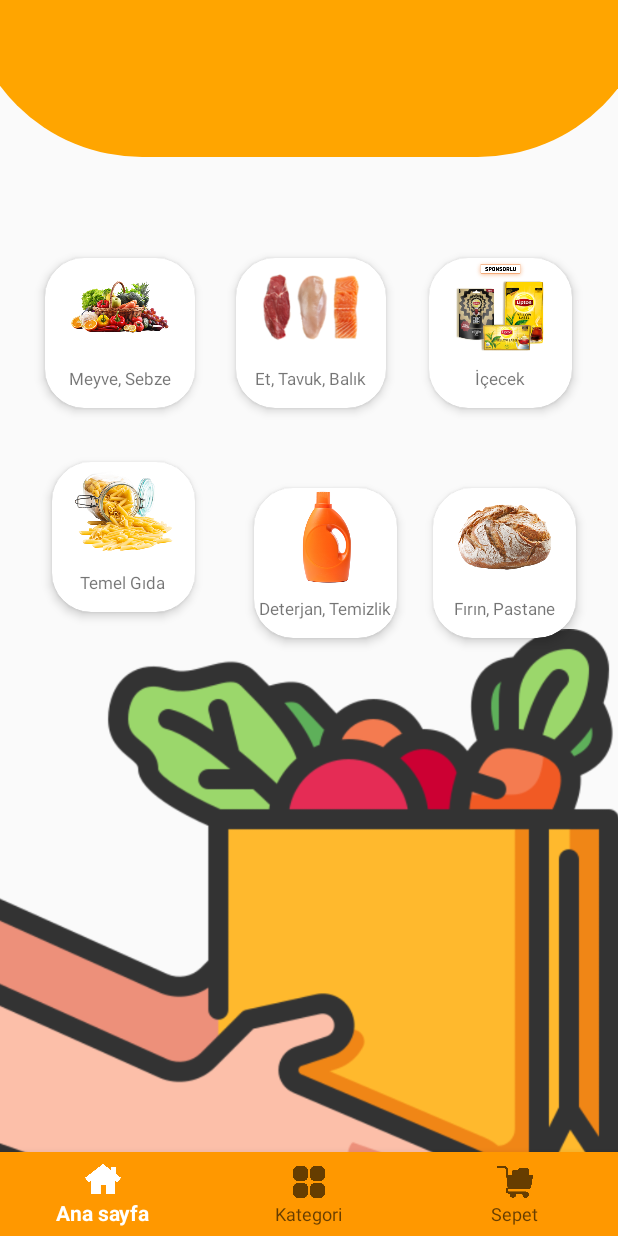
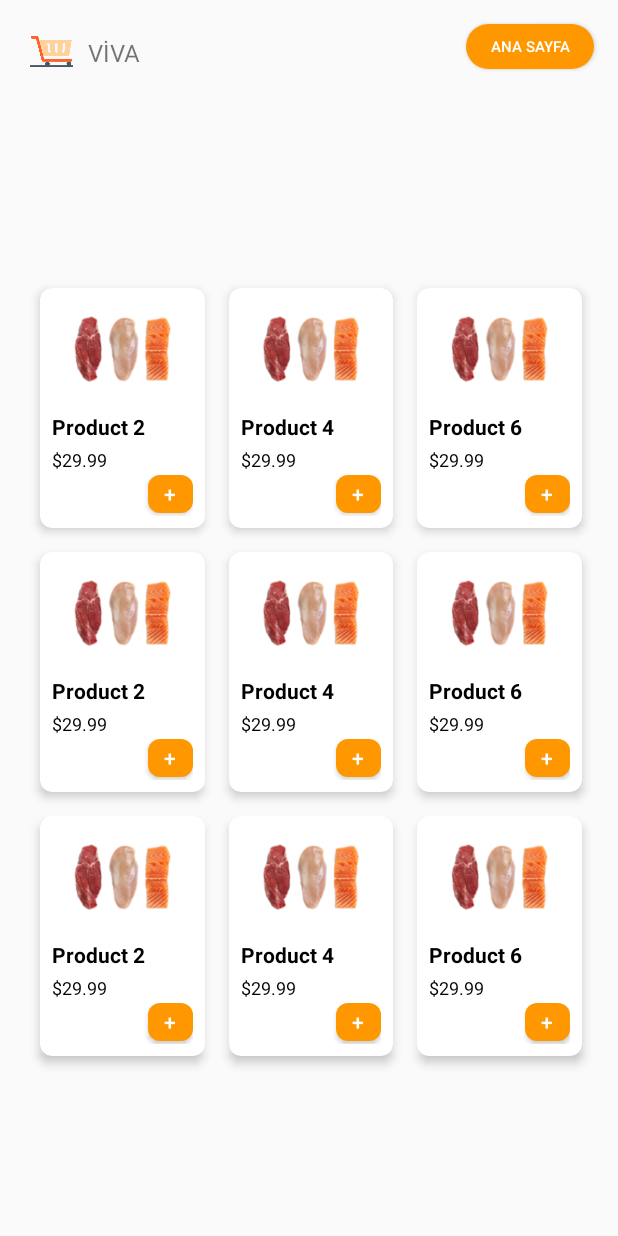
Before and after one commit to EmrhnOZCN/vivaapp-mobile, an Android app: the CategoryFragment screen opened through its navigation route, after a tap on "Et, Tavuk, Balık", on a phone screen of 412 x 824 dp. Run offline under Robolectric (Android 15) with nearby library versions, the phone set to English and light mode, and no system bars; our stand-ins replace navigation-ui.

Commit message:
The products page has been edited. Products appear according to which category is clicked. Package names have been adjusted again.

```diff
--- a/app/src/main/java/com/example/vivaapp_mobile/ui/cart/CartItem.java
+++ b/app/src/main/java/com/example/vivaapp_mobile/model/CartItem.java
@@ -1,4 +1,4 @@
-package com.example.vivaapp_mobile.ui.cart;
+package com.example.vivaapp_mobile.model;
 
 public class CartItem {
     private String name;
--- /dev/null
+++ b/app/src/main/java/com/example/vivaapp_mobile/model/ChatBot.java
@@ -0,0 +1,4 @@
+package com.example.vivaapp_mobile.model;
+
+public class ChatBot {
+}
--- a/app/src/main/java/com/example/vivaapp_mobile/ui/product/Product.java
+++ b/app/src/main/java/com/example/vivaapp_mobile/model/Product.java
@@ -1,4 +1,4 @@
-package com.example.vivaapp_mobile.ui.product;
+package com.example.vivaapp_mobile.model;
 
 public class Product {
     private int imageResource;
--- /dev/null
+++ b/app/src/main/java/com/example/vivaapp_mobile/model/User.java
@@ -0,0 +1,4 @@
+package com.example.vivaapp_mobile.model;
+
+public class User {
+}
--- a/app/src/main/java/com/example/vivaapp_mobile/ui/cart/CartItemAdapter.java
+++ b/app/src/main/java/com/example/vivaapp_mobile/ui/cart/CartItemAdapter.java
@@ -17,6 +17,7 @@ import androidx.annotation.NonNull;
 import androidx.recyclerview.widget.RecyclerView;
 
 import com.example.vivaapp_mobile.R;
+import com.example.vivaapp_mobile.model.CartItem;
 
 import java.util.HashSet;
 import java.util.List;
--- a/app/src/main/java/com/example/vivaapp_mobile/ui/category/DashboardFragment.java
+++ b/app/src/main/java/com/example/vivaapp_mobile/ui/category/CategoryFragment.java
@@ -1,5 +1,6 @@
 package com.example.vivaapp_mobile.ui.category;
 
+import android.content.Intent;
 import android.os.Bundle;
 import android.util.Log;
 import android.view.LayoutInflater;
@@ -11,39 +12,47 @@ import androidx.fragment.app.Fragment;
 import androidx.lifecycle.ViewModelProvider;
 
 import com.example.vivaapp_mobile.databinding.FragmentCategoryBinding;
+import com.example.vivaapp_mobile.ui.product.ProductActivity;
 
-public class DashboardFragment extends Fragment {
+public class CategoryFragment extends Fragment {
 
     private FragmentCategoryBinding binding;
 
     public View onCreateView(@NonNull LayoutInflater inflater,
                              ViewGroup container, Bundle savedInstanceState) {
-        DashboardViewModel dashboardViewModel =
-                new ViewModelProvider(this).get(DashboardViewModel.class);
+        CategoryViewModel dashboardViewModel =
+                new ViewModelProvider(this).get(CategoryViewModel.class);
 
         binding = FragmentCategoryBinding.inflate(inflater, container, false);
         View root = binding.getRoot();
 
-        // CardView'lara onClickListener'ları ekleme
+        // Set onClickListener for category1
         binding.category1.setOnClickListener(new View.OnClickListener() {
             @Override
             public void onClick(View v) {
-                // Konsola bastırılacak ID
                 Log.d("DashboardFragment", "Clicked on category1");
+                openProductActivity("category1");
             }
         });
 
+        // Set onClickListener for category2
         binding.category2.setOnClickListener(new View.OnClickListener() {
             @Override
             public void onClick(View v) {
-                // Konsola bastırılacak ID
                 Log.d("DashboardFragment", "Clicked on category2");
+                openProductActivity("category2");
             }
         });
 
-        // Diğer CardView'lara da aynı şekilde onClickListener ekleyebilirsiniz.
+        // Add similar onClickListeners for other categories
 
         return root;
+    }
+
+    private void openProductActivity(String category) {
+        Intent intent = new Intent(getActivity(), ProductActivity.class);
+        intent.putExtra("CATEGORY", category);
+        startActivity(intent);
     }
 
     @Override
--- a/app/src/main/java/com/example/vivaapp_mobile/ui/cart/NotificationsViewModel.java
+++ b/app/src/main/java/com/example/vivaapp_mobile/ui/category/CategoryViewModel.java
@@ -1,16 +1,16 @@
-package com.example.vivaapp_mobile.ui.cart;
+package com.example.vivaapp_mobile.ui.category;
 
 import androidx.lifecycle.LiveData;
 import androidx.lifecycle.MutableLiveData;
 import androidx.lifecycle.ViewModel;
 
-public class NotificationsViewModel extends ViewModel {
+public class CategoryViewModel extends ViewModel {
 
     private final MutableLiveData<String> mText;
 
-    public NotificationsViewModel() {
+    public CategoryViewModel() {
         mText = new MutableLiveData<>();
-        mText.setValue("This is notifications fragment");
+        mText.setValue("This is dashboard fragment");
     }
 
     public LiveData<String> getText() {
--- a/app/src/main/java/com/example/vivaapp_mobile/ui/category/DashboardViewModel.java
+++ /dev/null
@@ -1,19 +0,0 @@
-package com.example.vivaapp_mobile.ui.category;
-
-import androidx.lifecycle.LiveData;
-import androidx.lifecycle.MutableLiveData;
-import androidx.lifecycle.ViewModel;
-
-public class DashboardViewModel extends ViewModel {
-
-    private final MutableLiveData<String> mText;
-
-    public DashboardViewModel() {
-        mText = new MutableLiveData<>();
-        mText.setValue("This is dashboard fragment");
-    }
-
-    public LiveData<String> getText() {
-        return mText;
-    }
-}
--- a/app/src/main/java/com/example/vivaapp_mobile/ui/home/HomeFragment.java
+++ b/app/src/main/java/com/example/vivaapp_mobile/ui/home/HomeFragment.java
@@ -18,7 +18,7 @@ import com.example.vivaapp_mobile.ui.login.LoginActivity;
 
 import com.example.vivaapp_mobile.databinding.FragmentHomeBinding;
 import com.example.vivaapp_mobile.ui.chatbot.ChatbotActivity;
-import com.example.vivaapp_mobile.ui.product.Product;
+import com.example.vivaapp_mobile.model.Product;
 import com.example.vivaapp_mobile.ui.product.ProductAdapter;
 
 import java.util.ArrayList;
--- a/app/src/main/java/com/example/vivaapp_mobile/ui/product/ProductActivity.java
+++ b/app/src/main/java/com/example/vivaapp_mobile/ui/product/ProductActivity.java
@@ -1,15 +1,20 @@
 package com.example.vivaapp_mobile.ui.product;
 
+import android.content.Intent;
 import android.os.Bundle;
 
-import androidx.activity.EdgeToEdge;
 import androidx.appcompat.app.AppCompatActivity;
-import androidx.core.graphics.Insets;
-import androidx.core.view.ViewCompat;
-import androidx.core.view.WindowInsetsCompat;
+import androidx.recyclerview.widget.GridLayoutManager;
+import androidx.recyclerview.widget.RecyclerView;
 
+import com.example.vivaapp_mobile.MainActivity;
 import com.example.vivaapp_mobile.R;
 import com.example.vivaapp_mobile.databinding.ActivityProductBinding;
+import com.example.vivaapp_mobile.model.Product;
+import com.example.vivaapp_mobile.ui.chatbot.ChatbotActivity;
+
+import java.util.ArrayList;
+import java.util.List;
 
 public class ProductActivity extends AppCompatActivity {
 
@@ -19,12 +24,56 @@ public class ProductActivity extends AppCompatActivity {
         ActivityProductBinding binding = ActivityProductBinding.inflate(getLayoutInflater());
         setContentView(binding.getRoot());
 
-        EdgeToEdge.enable(this);
+        // Get the selected category from the intent
+        String category = getIntent().getStringExtra("CATEGORY");
 
-        ViewCompat.setOnApplyWindowInsetsListener(binding.main, (v, insets) -> {
-            Insets systemBars = insets.getInsets(WindowInsetsCompat.Type.systemBars());
-            v.setPadding(systemBars.left, systemBars.top, systemBars.right, systemBars.bottom);
-            return insets;
+        // Enable edge-to-edge (if applicable)
+        // EdgeToEdge.enable(this);
+
+        RecyclerView recyclerView = binding.recyclerView;
+        recyclerView.setLayoutManager(new GridLayoutManager(this, 3));
+
+        // Load products based on the selected category
+        List<Product> productList = getProductsByCategory(category);
+
+        ProductAdapter adapter = new ProductAdapter(this, productList);
+        recyclerView.setAdapter(adapter);
+
+
+        binding.anasayfaDon.setOnClickListener(view -> {
+            Intent intent = new Intent(ProductActivity.this, MainActivity.class);
+            startActivity(intent);
         });
     }
+
+    private List<Product> getProductsByCategory(String category) {
+        List<Product> productList = new ArrayList<>();
+
+        // Example data - replace with real product fetching logic
+        if ("category1".equals(category)) {
+            productList.add(new Product(R.drawable.fo, "Product 1", 19.99));
+            productList.add(new Product(R.drawable.fo, "Product 3", 19.99));
+            productList.add(new Product(R.drawable.fo, "Product 5", 19.99));
+        } else if ("category2".equals(category)) {
+            productList.add(new Product(R.drawable.ettavuk, "Product 2", 29.99));
+            productList.add(new Product(R.drawable.ettavuk, "Product 4", 29.99));
+            productList.add(new Product(R.drawable.ettavuk, "Product 6", 29.99));
+            productList.add(new Product(R.drawable.ettavuk, "Product 2", 29.99));
+            productList.add(new Product(R.drawable.ettavuk, "Product 4", 29.99));
+            productList.add(new Product(R.drawable.ettavuk, "Product 6", 29.99));
+            productList.add(new Product(R.drawable.ettavuk, "Product 2", 29.99));
+            productList.add(new Product(R.drawable.ettavuk, "Product 4", 29.99));
+            productList.add(new Product(R.drawable.ettavuk, "Product 6", 29.99));
+            productList.add(new Product(R.drawable.ettavuk, "Product 2", 29.99));
+            productList.add(new Product(R.drawable.ettavuk, "Product 4", 29.99));
+            productList.add(new Product(R.drawable.ettavuk, "Product 6", 29.99));
+            productList.add(new Product(R.drawable.ettavuk, "Product 2", 29.99));
+            productList.add(new Product(R.drawable.ettavuk, "Product 4", 29.99));
+            productList.add(new Product(R.drawable.ettavuk, "Product 6", 29.99));
+        }
+
+        // Add more categories as needed
+
+        return productList;
+    }
 }
--- a/app/src/main/java/com/example/vivaapp_mobile/ui/product/ProductAdapter.java
+++ b/app/src/main/java/com/example/vivaapp_mobile/ui/product/ProductAdapter.java
@@ -12,6 +12,7 @@ import androidx.annotation.NonNull;
 import androidx.recyclerview.widget.RecyclerView;
 
 import com.example.vivaapp_mobile.databinding.ItemProductBinding;
+import com.example.vivaapp_mobile.model.Product;
 
 import java.util.HashSet;
 import java.util.List;
--- a/app/src/main/res/layout/activity_product.xml
+++ b/app/src/main/res/layout/activity_product.xml
@@ -13,13 +13,10 @@
         android:layout_height="30dp"
         android:layout_marginTop="16dp"
         android:layout_marginEnd="16dp"
-
         android:background="@drawable/rounded_button_background"
         android:text="Ana Sayfa"
         android:textColor="@color/white"
         android:textSize="10sp"
-
-
         app:layout_constraintEnd_toEndOf="parent"
         app:layout_constraintTop_toTopOf="parent" />
 
@@ -46,4 +43,14 @@
         app:layout_constraintEnd_toStartOf="@+id/textView"
         app:layout_constraintTop_toTopOf="parent" />
 
+    <androidx.recyclerview.widget.RecyclerView
+        android:id="@+id/recyclerView"
+        android:layout_width="377dp"
+        android:layout_height="532dp"
+        android:layout_marginBottom="108dp"
+        app:layout_constraintBottom_toBottomOf="parent"
+        app:layout_constraintEnd_toEndOf="parent"
+        app:layout_constraintHorizontal_bias="0.529"
+        app:layout_constraintStart_toStartOf="parent" />
+
 </androidx.constraintlayout.widget.ConstraintLayout>
--- a/app/src/main/res/layout/fragment_card.xml
+++ b/app/src/main/res/layout/fragment_card.xml
@@ -5,7 +5,7 @@
     android:layout_width="match_parent"
     android:layout_height="match_parent"
 
-    tools:context=".ui.cart.NotificationsFragment">
+    tools:context=".ui.cart.CartFragment">
 
 
     <TextView
--- a/app/src/main/res/layout/fragment_category.xml
+++ b/app/src/main/res/layout/fragment_category.xml
@@ -5,7 +5,7 @@
     android:layout_width="match_parent"
     android:layout_height="match_parent"
 
-    tools:context=".ui.category.DashboardFragment">
+    tools:context=".ui.category.CategoryFragment">
 
 
     <View
--- a/app/src/main/res/layout/item_user_message_chatbot.xml
+++ b/app/src/main/res/layout/item_user_message_chatbot.xml
@@ -5,7 +5,7 @@
     android:background="@drawable/bg_user_message"
     android:padding="8dp"
     android:gravity="end"
-    android:layout_marginStart="120dp"
+    android:layout_marginStart="170dp"
     android:layout_marginEnd="20dp"
     android:layout_marginTop="20dp">
 
--- a/app/src/main/res/navigation/mobile_navigation.xml
+++ b/app/src/main/res/navigation/mobile_navigation.xml
@@ -13,13 +13,13 @@
 
     <fragment
         android:id="@+id/navigation_dashboard"
-        android:name="com.example.vivaapp_mobile.ui.category.DashboardFragment"
+        android:name="com.example.vivaapp_mobile.ui.category.CategoryFragment"
         android:label="@string/title_dashboard"
         tools:layout="@layout/fragment_category" />
 
     <fragment
         android:id="@+id/navigation_notifications"
-        android:name="com.example.vivaapp_mobile.ui.cart.NotificationsFragment"
+        android:name="com.example.vivaapp_mobile.ui.cart.CartFragment"
         android:label="@string/title_notifications"
         tools:layout="@layout/fragment_card" />
 </navigation>
```
Also changed, not shown: app/src/main/java/com/example/vivaapp_mobile/ui/cart/CartFragment.java (renamed from app/src/main/java/com/example/vivaapp_mobile/ui/cart/NotificationsFragment.java, +4 -3 lines), app/src/main/java/com/example/vivaapp_mobile/ui/cart/CartViewModel.java (added, +77 -0 lines), app/src/main/java/com/example/vivaapp_mobile/ui/chatbot/ChatbotActivity.java (+42 -15 lines), app/src/main/res/layout/activity_chatbot.xml (+8 -4 lines). Lines whose indentation alone changed are shown as unchanged.
